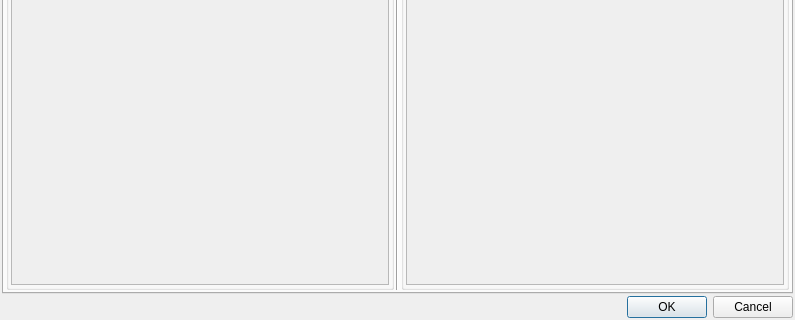
diegowald/atlas, file atlas/dialogs/dialoghistoriaclinica.ui: the form before one commit; both pictures show x 0 to 795 and y 199 to 519 of the 795 by 519 pixel window.
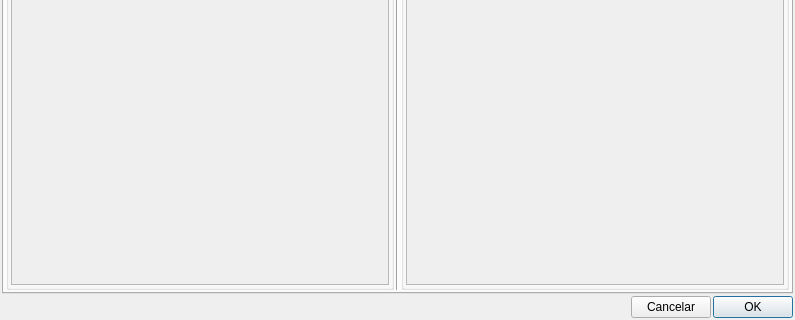
The form after the commit. The open tabs and pages were chosen to show the change. Custom widgets are drawn as their Qt base class.

```diff
--- a/atlas/dialogs/dialoghistoriaclinica.ui
+++ b/atlas/dialogs/dialoghistoriaclinica.ui
@@ -444,14 +444,41 @@
     </widget>
    </item>
    <item>
-    <widget class="QDialogButtonBox" name="buttonBox">
-     <property name="orientation">
-      <enum>Qt::Horizontal</enum>
+    <layout class="QHBoxLayout" name="horizontalLayout_6">
+     <property name="spacing">
+      <number>2</number>
      </property>
-     <property name="standardButtons">
-      <set>QDialogButtonBox::Cancel|QDialogButtonBox::Ok</set>
-     </property>
-    </widget>
+     <item>
+      <spacer name="horizontalSpacer">
+       <property name="orientation">
+        <enum>Qt::Horizontal</enum>
+       </property>
+       <property name="sizeHint" stdset="0">
+        <size>
+         <width>40</width>
+         <height>20</height>
+        </size>
+       </property>
+      </spacer>
+     </item>
+     <item>
+      <widget class="QPushButton" name="btnCancel">
+       <property name="text">
+        <string>Cancelar</string>
+       </property>
+      </widget>
+     </item>
+     <item>
+      <widget class="QPushButton" name="btnOK">
+       <property name="text">
+        <string>OK</string>
+       </property>
+       <property name="default">
+        <bool>true</bool>
+       </property>
+      </widget>
+     </item>
+    </layout>
    </item>
   </layout>
  </widget>
```
Left out of the diff: 43 changed lines with no effect on the pictures.
